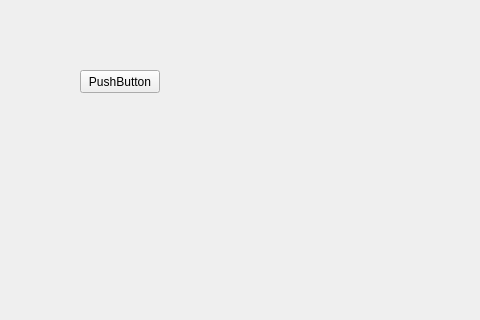
The window that mainwindow.ui (Zephiro-hub/button) describes before a commit, drawn with Qt 5; both pictures show x 0 to 480 and y 0 to 320 of the 800 by 600 pixel window.
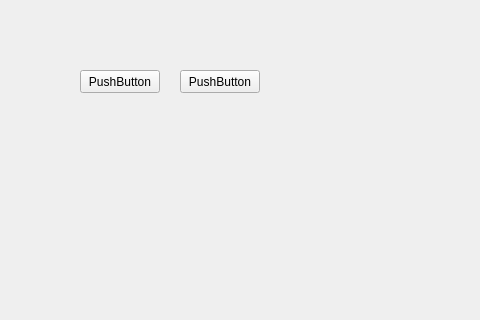
The same window after the commit.

Commit message: Новая кнопка с тем же функционалом!

```diff
--- a/mainwindow.ui
+++ b/mainwindow.ui
@@ -27,6 +27,19 @@
      <string>PushButton</string>
     </property>
    </widget>
+   <widget class="QPushButton" name="pushButton_2">
+    <property name="geometry">
+     <rect>
+      <x>180</x>
+      <y>70</y>
+      <width>80</width>
+      <height>23</height>
+     </rect>
+    </property>
+    <property name="text">
+     <string>PushButton</string>
+    </property>
+   </widget>
   </widget>
   <widget class="QMenuBar" name="menubar">
    <property name="geometry">
```
The commit also changes 2 other files.
